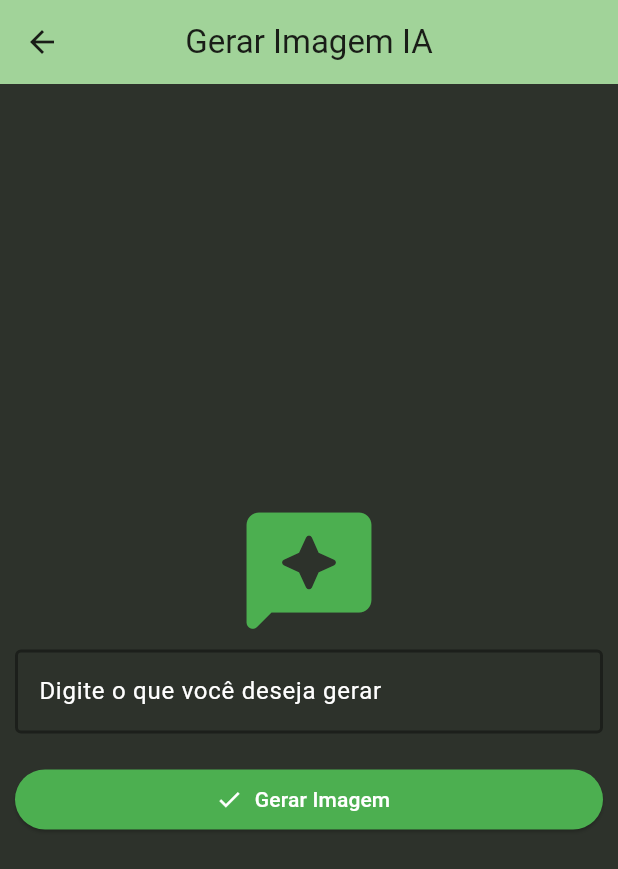
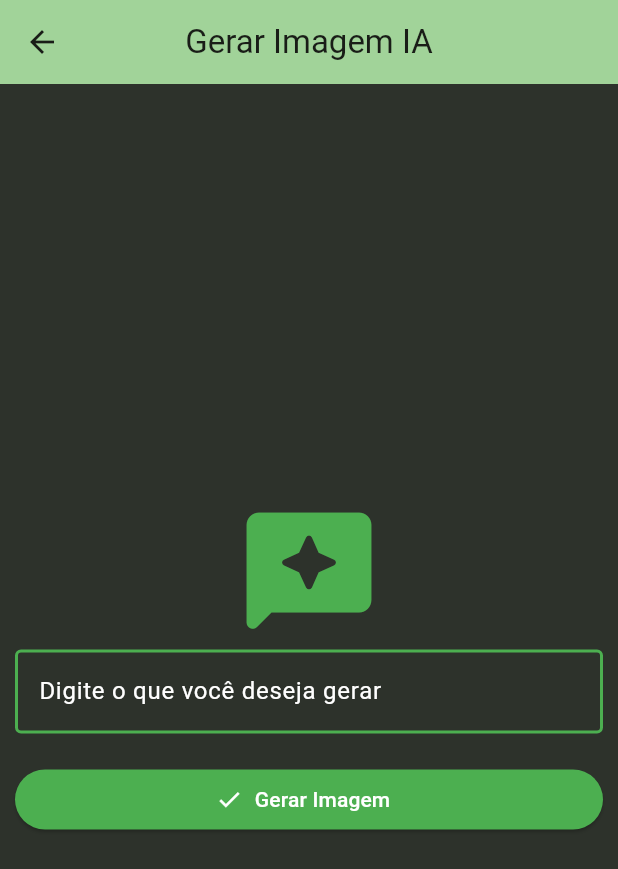
Before and after one commit to JonatasPedroso/superapp-fib-aula, a Flutter app: the MenuPage screen opened directly, after a tap on "Inteligência Artificial", on a phone screen of 412 x 824 dp. Shown: the top 869 px of the screen. Run offline on Flutter 3.47's test engine with Material 3 defaults, Android fonts, the phone set to English and light mode, and no system bars; our stand-ins replace image_picker; network calls fail.

Commit message:
Adicionando funcionalidade da camera.

```diff
--- a/lib/ia/ia_gera_page.dart
+++ b/lib/ia/ia_gera_page.dart
@@ -49,7 +49,7 @@ class _IaGeraPageState extends State<IaGeraPage> {
                   labelStyle: TextStyle(color: Colors.white),
                   border: OutlineInputBorder(),
                   enabledBorder: OutlineInputBorder(
-                    borderSide: BorderSide(color: Colors.black38, width: 2.0),
+                    borderSide: BorderSide(color: Colors.green, width: 2.0),
                   ),
                   focusedBorder: OutlineInputBorder(
                     borderSide: BorderSide(color: Colors.green, width: 2.0),
--- a/lib/ia/ia_imagem_gerada_page.dart
+++ b/lib/ia/ia_imagem_gerada_page.dart
@@ -26,7 +26,7 @@ class _IaImagemGeradaPageState extends State<IaImagemGeradaPage> {
     return Scaffold(
       appBar: AppBar(
         backgroundColor: Theme.of(context).colorScheme.inversePrimary,
-        title: const Text("Lista Heróis"),
+        title: const Text("Imagem Gerada"),
         centerTitle: true,
       ),
       body: FutureBuilder(
--- a/lib/menu/grid_item.dart
+++ b/lib/menu/grid_item.dart
@@ -1,4 +1,5 @@
 import 'package:flutter/material.dart';
+import 'package:superapp/camera/camera_page.dart';
 import 'package:superapp/star_wars/lista_star_wars_page.dart';
 import 'package:superapp/criar_atracoes/criar_atracao_page.dart';
 import 'package:superapp/herois/lista_heroi_page.dart';
@@ -16,6 +17,7 @@ class GridItem extends StatelessWidget {
       Icons.computer_rounded,
       Icons.museum,
       Icons.camera,
+      Icons.camera_alt,
     ];
 
     List<String> tituloDaLista = [
@@ -23,6 +25,7 @@ class GridItem extends StatelessWidget {
       "Inteligência Artificial",
       "Star Wars",
       "Criar Atracao",
+      "Camera",
     ];
 
     IconData iconData = listaDeIcones[index];
@@ -60,6 +63,14 @@ class GridItem extends StatelessWidget {
           ));
     }
 
+    void criarCamera() {
+      Navigator.push(
+          context,
+          MaterialPageRoute(
+            builder: (context) => const CameraPage(),
+          ));
+    }
+
     return GestureDetector(
       onTap: () => {
         switch (index) {
@@ -67,6 +78,7 @@ class GridItem extends StatelessWidget {
           1 => inteligenciaArtificial(),
           2 => listagemStarWars(),
           3 => criarAtracao(),
+          4 => criarCamera(),
           _ => print("OPCAO INVALIDA"),
         }
       },
--- a/lib/menu/menu_page.dart
+++ b/lib/menu/menu_page.dart
@@ -5,6 +5,7 @@ class MenuPage extends StatefulWidget {
   const MenuPage({super.key});
 
   @override
+  // ignore: library_private_types_in_public_api
   _MenuPageState createState() => _MenuPageState();
 }
 
@@ -22,7 +23,7 @@ class _MenuPageState extends State<MenuPage> {
         child: GridView.count(
           crossAxisCount: 2,
           children: List.generate(
-            4,
+            5,
             (index) {
               return GridItem(
                 index: index,
--- a/pubspec.yaml
+++ b/pubspec.yaml
@@ -35,6 +35,7 @@ dependencies:
   # The following adds the Cupertino Icons font to your application.
   # Use with the CupertinoIcons class for iOS style icons.
   cupertino_icons: ^1.0.6
+  image_picker: ^1.1.2
 
 dev_dependencies:
   flutter_test:
```
Also changed, not shown: lib/camera/camera_page.dart (added, +61 -0 lines), pubspec.lock, 6 other files.
